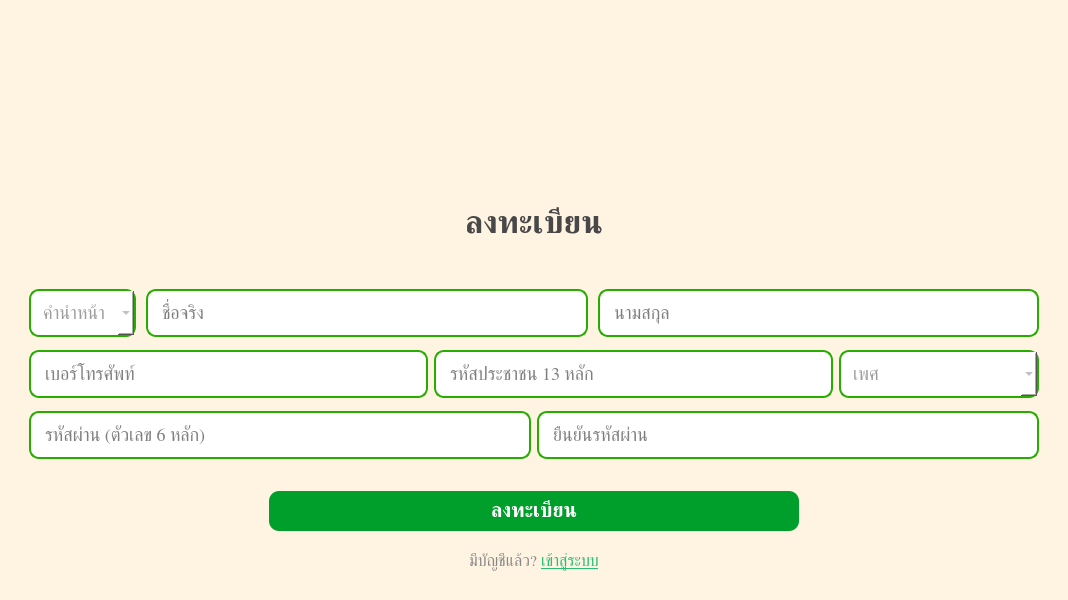
Old version of the form registerdialog.ui in the repository khachenchai/bank-simulation-project-app.
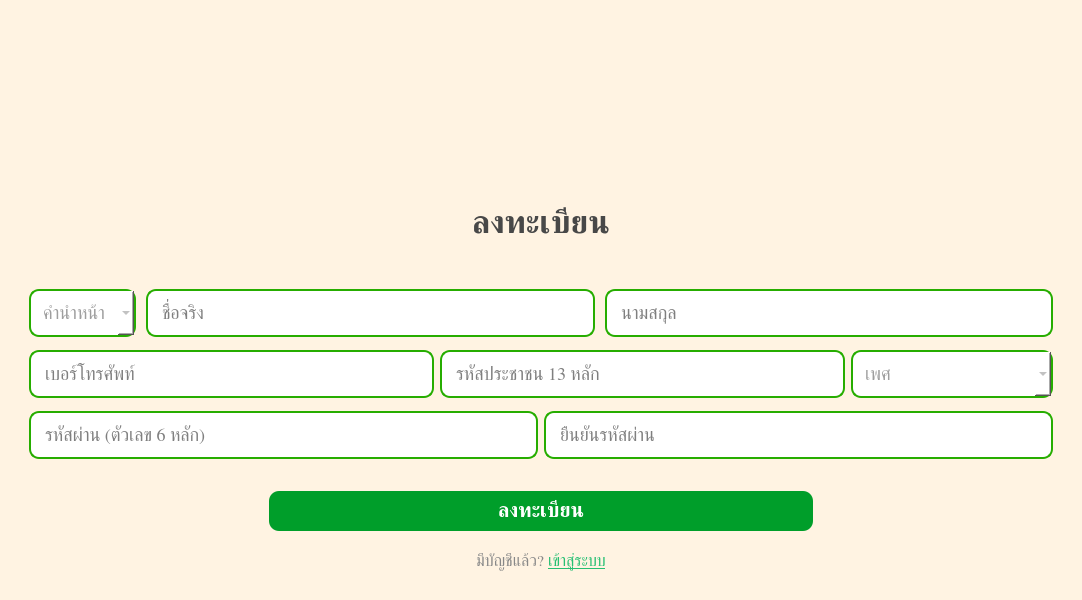
New version of the form. Icons and pictures are not drawn.

What changed in the file:
```diff
--- a/registerdialog.ui
+++ b/registerdialog.ui
@@ -6,7 +6,7 @@
    <rect>
     <x>0</x>
     <y>0</y>
-    <width>1068</width>
+    <width>1082</width>
     <height>600</height>
    </rect>
   </property>
```
Left out of the diff: 11 changed lines with no effect on the pictures.
